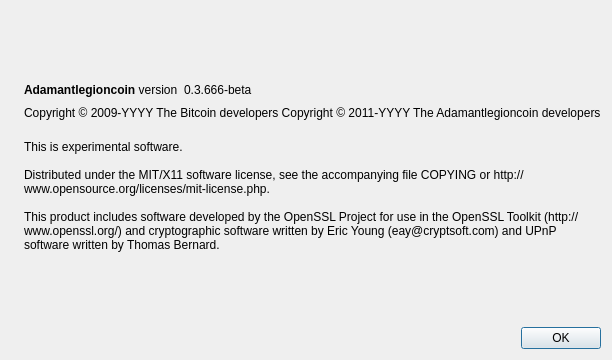
Old version of the form src/qt/forms/aboutdialog.ui in the repository gwa2100/AdamantLegionCoin.
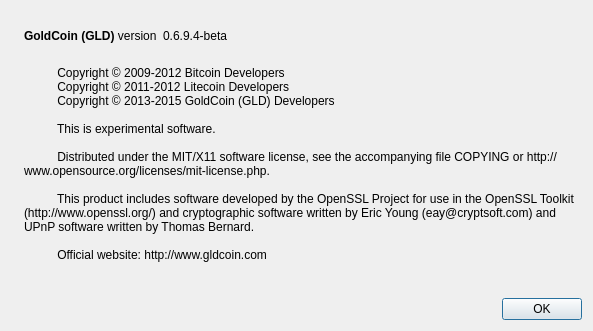
New version of the form. Icons and pictures are not drawn.

The edit to the form file:
```diff
--- a/src/qt/forms/aboutdialog.ui
+++ b/src/qt/forms/aboutdialog.ui
@@ -7,7 +7,7 @@
     <x>0</x>
     <y>0</y>
     <width>593</width>
-    <height>360</height>
+    <height>331</height>
    </rect>
   </property>
   <property name="windowTitle">
@@ -50,7 +50,7 @@
           <cursorShape>IBeamCursor</cursorShape>
          </property>
          <property name="text">
-          <string>&lt;b&gt;Adamantlegioncoin&lt;/b&gt; version</string>
+          <string>&lt;b&gt;GoldCoin (GLD)&lt;/b&gt; version</string>
          </property>
          <property name="textInteractionFlags">
           <set>Qt::LinksAccessibleByMouse|Qt::TextSelectableByKeyboard|Qt::TextSelectableByMouse</set>
@@ -63,7 +63,10 @@
           <cursorShape>IBeamCursor</cursorShape>
          </property>
          <property name="text">
-          <string notr="true">0.3.666-beta</string>
+          <string notr="true">0.6.9.4-beta</string>
+         </property>
+         <property name="textFormat">
+          <enum>Qt::RichText</enum>
          </property>
          <property name="textInteractionFlags">
           <set>Qt::LinksAccessibleByMouse|Qt::TextSelectableByKeyboard|Qt::TextSelectableByMouse</set>
@@ -85,23 +88,6 @@
        </item>
       </layout>
      </item>
-     <item>
-      <widget class="QLabel" name="copyrightLabel">
-       <property name="cursor">
-        <cursorShape>IBeamCursor</cursorShape>
-       </property>
-       <property name="text">
-        <string notr="true">Copyright &amp;copy; 2009-YYYY The Bitcoin developers
-Copyright &amp;copy; 2011-YYYY The Adamantlegioncoin developers</string>
-       </property>
-       <property name="textFormat">
-        <enum>Qt::RichText</enum>
-       </property>
-       <property name="textInteractionFlags">
-        <set>Qt::LinksAccessibleByMouse|Qt::TextSelectableByKeyboard|Qt::TextSelectableByMouse</set>
-       </property>
-      </widget>
-     </item>
      <item>
       <widget class="QLabel" name="label_2">
        <property name="cursor">
@@ -109,11 +95,18 @@
        </property>
        <property name="text">
         <string>
-This is experimental software.
+          Copyright © 2009-2012 Bitcoin Developers
+          Copyright © 2011-2012 Litecoin Developers
+          Copyright © 2013-2015 GoldCoin (GLD) Developers
 
-Distributed under the MIT/X11 software license, see the accompanying file COPYING or http://www.opensource.org/licenses/mit-license.php.
+          This is experimental software.
 
-This product includes software developed by the OpenSSL Project for use in the OpenSSL Toolkit (http://www.openssl.org/) and cryptographic software written by Eric Young (eay@cryptsoft.com) and UPnP software written by Thomas Bernard.</string>
+          Distributed under the MIT/X11 software license, see the accompanying file COPYING or http://www.opensource.org/licenses/mit-license.php.
+
+          This product includes software developed by the OpenSSL Project for use in the OpenSSL Toolkit (http://www.openssl.org/) and cryptographic software written by Eric Young (eay@cryptsoft.com) and UPnP software written by Thomas Bernard.
+
+          Official website: http://www.gldcoin.com
+        </string>
        </property>
        <property name="wordWrap">
         <bool>true</bool>
```
Left out of the diff: 2 changed lines with no effect on the pictures.
